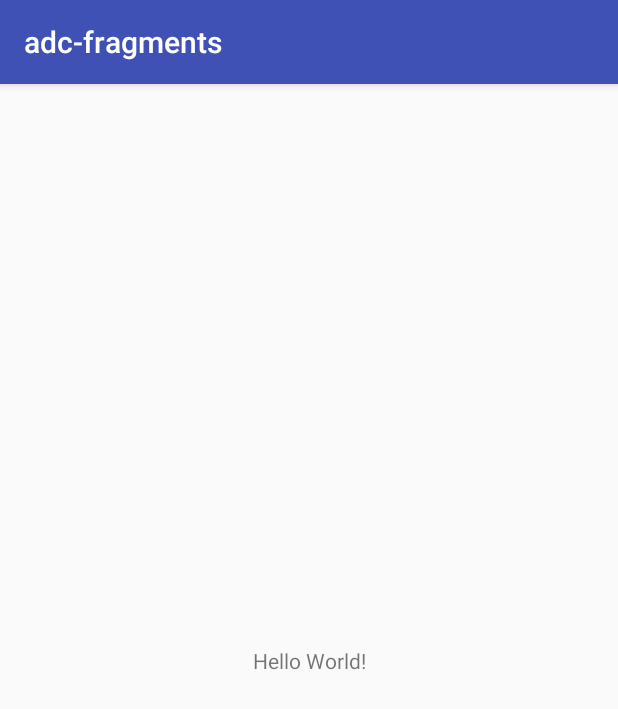
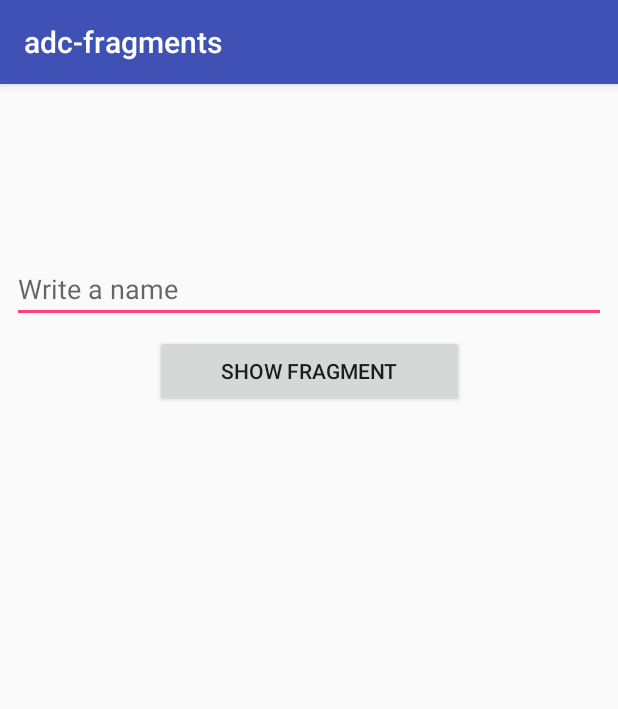
Before and after one commit to azarrias/adc-fragments, an Android app: the screen it shows after launch (MainActivity), on a phone screen of 412 x 824 dp. Shown: the top 709 px of the screen. Run offline under Robolectric (Android 15) with nearby library versions, the phone set to English and light mode, and no system bars.

Commit message:
Send text from activity to fragment

```diff
--- a/app/src/main/AndroidManifest.xml
+++ b/app/src/main/AndroidManifest.xml
@@ -16,6 +16,9 @@
                 <category android:name="android.intent.category.LAUNCHER" />
             </intent-filter>
         </activity>
+        <activity
+            android:name=".Main2Activity"
+            android:label="@string/title_activity_main2"></activity>
     </application>
 
 </manifest>
--- a/app/src/main/java/es/pue/android/adc_fragments/MainActivity.java
+++ b/app/src/main/java/es/pue/android/adc_fragments/MainActivity.java
@@ -2,12 +2,33 @@ package es.pue.android.adc_fragments;
 
 import android.support.v7.app.AppCompatActivity;
 import android.os.Bundle;
+import android.view.View;
+import android.widget.Button;
+import android.widget.EditText;
 
-public class MainActivity extends AppCompatActivity {
+public class MainActivity extends AppCompatActivity implements View.OnClickListener {
+
+    private EditText etName;
 
     @Override
     protected void onCreate(Bundle savedInstanceState) {
         super.onCreate(savedInstanceState);
         setContentView(R.layout.activity_main);
+
+        etName = findViewById(R.id.activity_et_name);
+        Button btnFragment = findViewById(R.id.activity_btn_insFragment);
+
+        btnFragment.setOnClickListener(this);
+    }
+
+    @Override
+    public void onClick(View view) {
+        switch (view.getId()) {
+            case R.id.activity_btn_insFragment:
+                getFragmentManager()
+                        .beginTransaction()
+                        .add(R.id.activity_root_fragment,BlankFragment.newInstance(etName.getText().toString()))
+                        .commitAllowingStateLoss();
+        }
     }
 }
--- a/app/src/main/res/layout/activity_main.xml
+++ b/app/src/main/res/layout/activity_main.xml
@@ -6,13 +6,44 @@
     android:layout_height="match_parent"
     tools:context=".MainActivity">
 
-    <TextView
-        android:layout_width="wrap_content"
+    <EditText
+        android:id="@+id/activity_et_name"
+        android:layout_width="0dp"
         android:layout_height="wrap_content"
-        android:text="Hello World!"
+        android:layout_marginBottom="8dp"
+        android:layout_marginEnd="8dp"
+        android:layout_marginStart="8dp"
+        android:layout_marginTop="8dp"
+        android:hint="@string/activity_et_hint_name"
+        android:inputType="text"
         app:layout_constraintBottom_toBottomOf="parent"
-        app:layout_constraintLeft_toLeftOf="parent"
-        app:layout_constraintRight_toRightOf="parent"
-        app:layout_constraintTop_toTopOf="parent" />
+        app:layout_constraintEnd_toEndOf="parent"
+        app:layout_constraintStart_toStartOf="parent"
+        app:layout_constraintTop_toTopOf="parent"
+        app:layout_constraintVertical_bias="0.15" />
+
+    <Button
+        android:id="@+id/activity_btn_insFragment"
+        android:layout_width="0dp"
+        android:layout_height="wrap_content"
+        android:layout_marginEnd="8dp"
+        android:layout_marginStart="8dp"
+        android:layout_marginTop="8dp"
+        android:text="@string/activity_btn_action_fragment"
+        app:layout_constraintEnd_toEndOf="parent"
+        app:layout_constraintStart_toStartOf="parent"
+        app:layout_constraintTop_toBottomOf="@+id/activity_et_name"
+        app:layout_constraintWidth_percent="0.5" />
+
+    <FrameLayout
+        android:id="@+id/activity_root_fragment"
+        android:layout_width="match_parent"
+        android:layout_height="0dp"
+        android:layout_marginTop="24dp"
+        app:layout_constraintBottom_toBottomOf="parent"
+        app:layout_constraintEnd_toEndOf="parent"
+        app:layout_constraintStart_toStartOf="parent"
+        app:layout_constraintTop_toBottomOf="@+id/activity_btn_insFragment"
+        />
 
 </android.support.constraint.ConstraintLayout>
--- a/app/src/main/res/values/strings.xml
+++ b/app/src/main/res/values/strings.xml
@@ -1,3 +1,9 @@
 <resources>
     <string name="app_name">adc-fragments</string>
+    <string name="activity_et_hint_name">Write a name</string>
+
+    <!-- TODO: Remove or change this placeholder text -->
+    <string name="hello_blank_fragment">Hello blank fragment</string>
+    <string name="activity_btn_action_fragment">Show fragment</string>
+    <string name="title_activity_main2">Main2Activity</string>
 </resources>
--- a/app/src/main/res/values/styles.xml
+++ b/app/src/main/res/values/styles.xml
@@ -1,7 +1,7 @@
 <resources>
 
     <!-- Base application theme. -->
-    <style name="AppTheme" parent="Theme.AppCompat.Light.DarkActionBar">
+    <style name="AppTheme" parent="Base.Theme.AppCompat.Light.DarkActionBar">
         <!-- Customize your theme here. -->
         <item name="colorPrimary">@color/colorPrimary</item>
         <item name="colorPrimaryDark">@color/colorPrimaryDark</item>
```
Also changed, not shown: app/src/main/java/es/pue/android/adc_fragments/BlankFragment.java (added, +64 -0 lines), app/src/main/java/es/pue/android/adc_fragments/Main2Activity.java (added, +14 -0 lines), app/src/main/res/layout/activity_main2.xml (added, +9 -0 lines), app/src/main/res/layout/fragment_blank.xml (added, +16 -0 lines).
